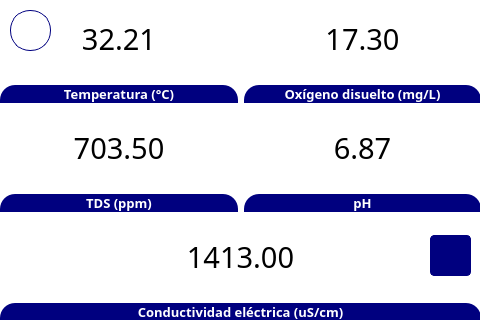
Above: src/views/Monitoring.ui from Giocerz/water_quality_rpi before the change. Below: the same form after it.
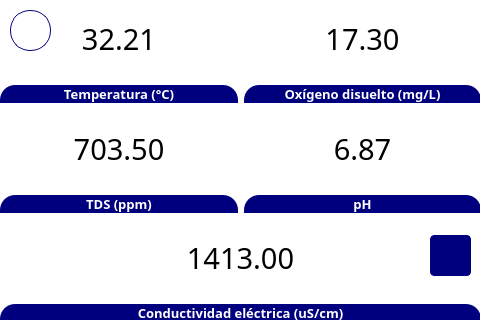
That is the form after the change.

```diff
--- a/src/views/Monitoring.ui
+++ b/src/views/Monitoring.ui
@@ -35,7 +35,7 @@
       <x>0</x>
       <y>0</y>
       <width>481</width>
-      <height>321</height>
+      <height>322</height>
      </rect>
     </property>
     <layout class="QGridLayout" name="gridLayout" rowstretch="1,0,1,0,1,0">
@@ -56,7 +56,8 @@
      <item row="4" column="0" colspan="2">
       <widget class="QLabel" name="ecLbl">
        <property name="styleSheet">
-        <string notr="true">text-align: center;</string>
+        <string notr="true">text-align: center;
+font-size: 22pt;</string>
        </property>
        <property name="text">
         <string>&lt;html&gt;&lt;head/&gt;&lt;body&gt;&lt;p align=&quot;center&quot;&gt;&lt;span style=&quot; font-size:22pt;&quot;&gt;1413.00&lt;/span&gt;&lt;/p&gt;&lt;/body&gt;&lt;/html&gt;</string>
@@ -66,7 +67,8 @@
      <item row="2" column="0">
       <widget class="QLabel" name="tdsLbl">
        <property name="styleSheet">
-        <string notr="true">text-align: center;</string>
+        <string notr="true">text-align: center;
+font-size: 22pt;</string>
        </property>
        <property name="text">
         <string>&lt;html&gt;&lt;head/&gt;&lt;body&gt;&lt;p align=&quot;center&quot;&gt;&lt;span style=&quot; font-size:22pt;&quot;&gt;703.50&lt;/span&gt;&lt;/p&gt;&lt;/body&gt;&lt;/html&gt;</string>
@@ -114,7 +116,9 @@
      <item row="2" column="1">
       <widget class="QLabel" name="phLbl">
        <property name="styleSheet">
-        <string notr="true">text-align: center;</string>
+        <string notr="true">text-align: center;
+font-size: 22pt
+;</string>
        </property>
        <property name="text">
         <string>&lt;html&gt;&lt;head/&gt;&lt;body&gt;&lt;p align=&quot;center&quot;&gt;&lt;span style=&quot; font-size:22pt;&quot;&gt;6.87&lt;/span&gt;&lt;/p&gt;&lt;/body&gt;&lt;/html&gt;</string>
```
Left out of the diff: 6 changed lines with no effect on the pictures.
